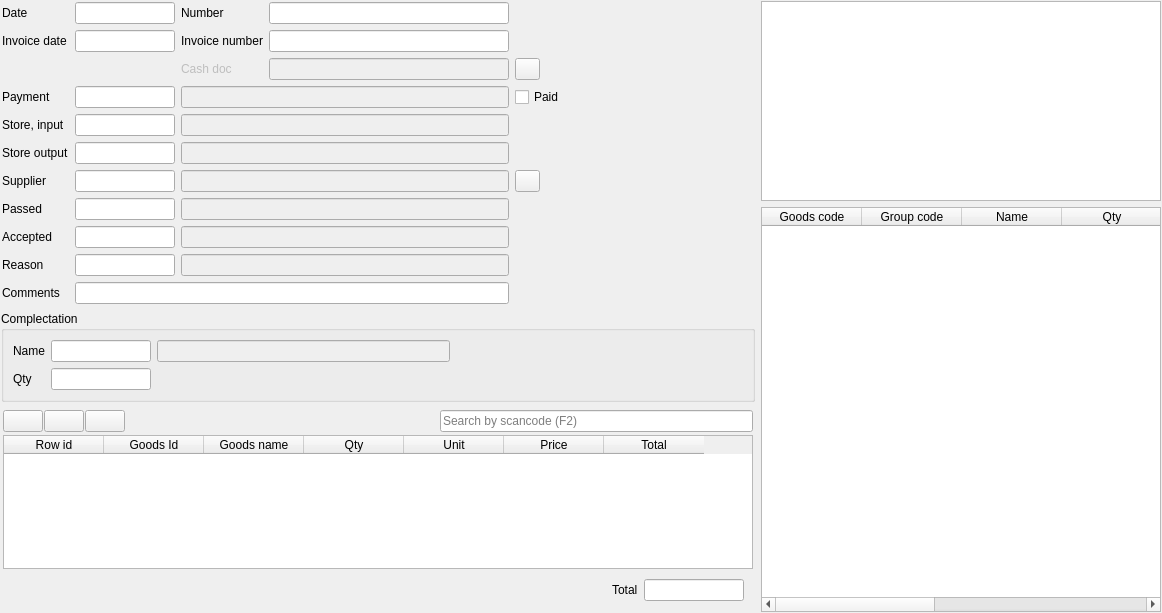
Qt form FrontDesk/c5storedoc.ui (End1-1/Cafe5) before a commit.
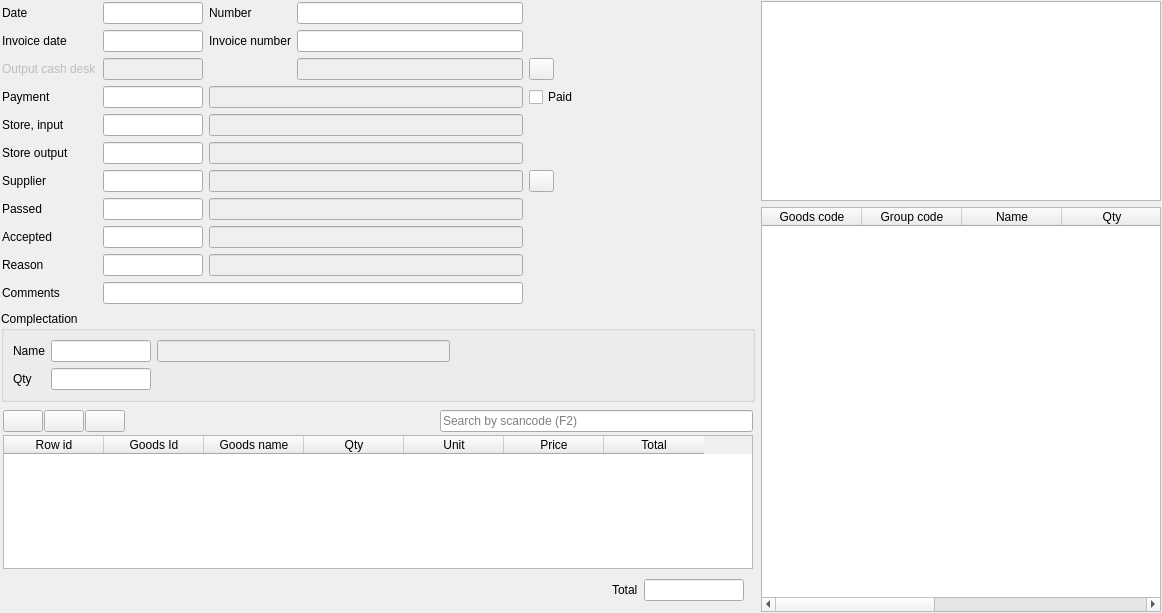
The same form after that commit. Icons and pictures are not drawn. Custom widgets are drawn as their Qt base class.

Commit message: Start store output handler

```diff
--- a/FrontDesk/c5storedoc.ui
+++ b/FrontDesk/c5storedoc.ui
@@ -114,19 +114,6 @@
         </property>
        </widget>
       </item>
-      <item row="1" column="4">
-       <spacer name="horizontalSpacer">
-        <property name="orientation">
-         <enum>Qt::Horizontal</enum>
-        </property>
-        <property name="sizeHint" stdset="0">
-         <size>
-          <width>40</width>
-          <height>20</height>
-         </size>
-        </property>
-       </spacer>
-      </item>
       <item row="4" column="1">
        <widget class="C5LineEditWithSelector" name="leStoreInput">
         <property name="minimumSize">
@@ -267,16 +254,6 @@
         </property>
        </widget>
       </item>
-      <item row="2" column="2">
-       <widget class="QLabel" name="lbCashDoc">
-        <property name="enabled">
-         <bool>false</bool>
-        </property>
-        <property name="text">
-         <string>Cash doc</string>
-        </property>
-       </widget>
-      </item>
       <item row="12" column="0">
        <widget class="QLabel" name="label_4">
         <property name="text">
@@ -407,6 +384,42 @@
         </property>
        </widget>
       </item>
+      <item row="0" column="4">
+       <spacer name="horizontalSpacer">
+        <property name="orientation">
+         <enum>Qt::Horizontal</enum>
+        </property>
+        <property name="sizeHint" stdset="0">
+         <size>
+          <width>40</width>
+          <height>20</height>
+         </size>
+        </property>
+       </spacer>
+      </item>
+      <item row="2" column="0">
+       <widget class="QLabel" name="lbCashDoc">
+        <property name="enabled">
+         <bool>false</bool>
+        </property>
+        <property name="text">
+         <string>Output cash desk</string>
+        </property>
+       </widget>
+      </item>
+      <item row="2" column="1">
+       <widget class="C5DateEdit" name="deCashDate">
+        <property name="enabled">
+         <bool>false</bool>
+        </property>
+        <property name="maximumSize">
+         <size>
+          <width>100</width>
+          <height>16777215</height>
+         </size>
+        </property>
+       </widget>
+      </item>
      </layout>
     </widget>
    </item>
```
The commit also changes 94 other files.
